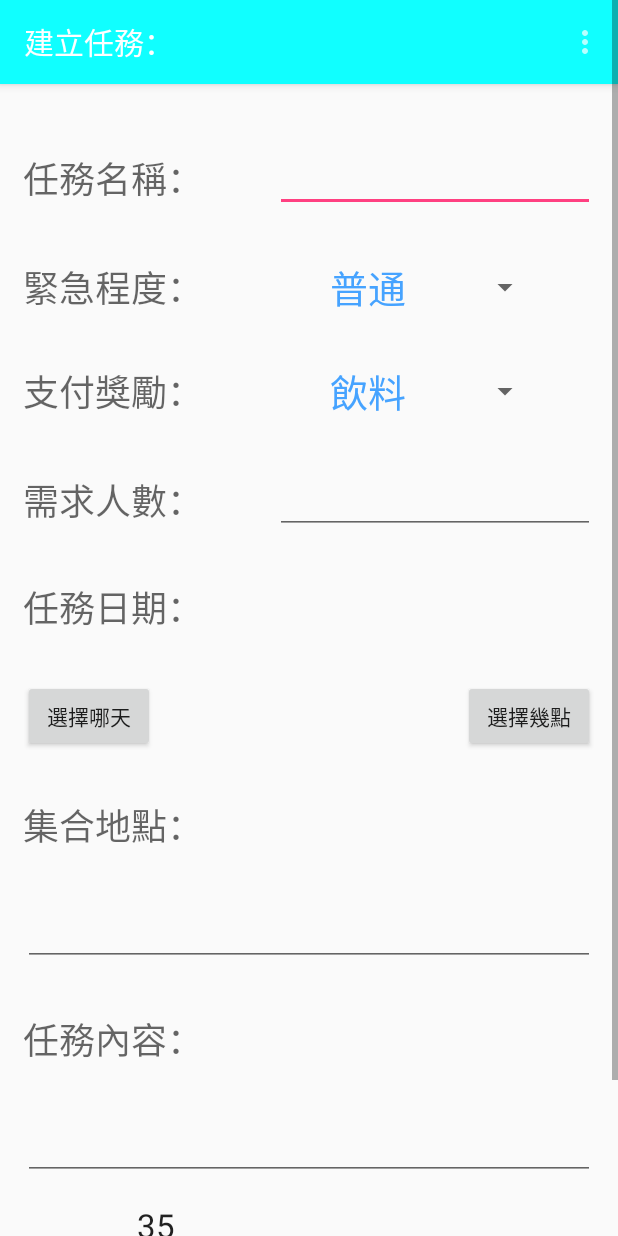
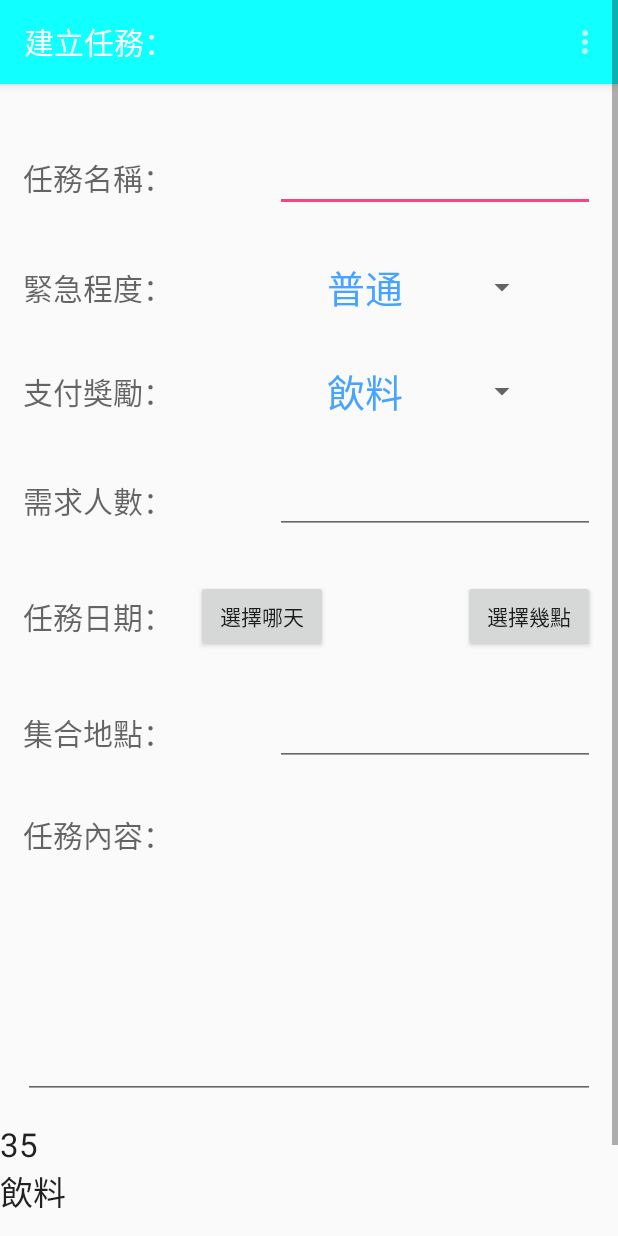
Before and after one commit to BlackTeaToast/ZeroDistance, an Android app: the NewMissionActivity screen opened directly, with no data from a screen before it, on a phone screen of 412 x 824 dp. Run offline under Robolectric (Android 15) with nearby library versions, the phone set to English and light mode, and no system bars.

Commit message:
完成NEW GROUP和NEW MISSION 初版

```diff
--- a/app/src/main/res/layout/activity_new_mission.xml
+++ b/app/src/main/res/layout/activity_new_mission.xml
@@ -26,7 +26,7 @@
             android:textAppearance="?android:attr/textAppearanceMedium"
             android:text="@string/missionname_new_mission"
             android:layout_column="0"
-            android:textSize="24dp"
+            android:textSize="20dp"
             android:layout_alignParentTop="true"
             android:layout_alignParentLeft="true"
             android:layout_alignParentStart="true"
@@ -65,7 +65,7 @@
             android:id="@+id/textViewPress"
             android:layout_row="6"
             android:layout_column="0"
-            android:textSize="24dp"
+            android:textSize="20dp"
             android:layout_below="@+id/editTextMissonName"
             android:layout_alignParentLeft="true"
             android:layout_alignParentStart="true"
@@ -103,7 +103,7 @@
             android:id="@+id/textViewPay"
             android:layout_row="8"
             android:layout_column="0"
-            android:textSize="24dp"
+            android:textSize="20dp"
             android:layout_below="@+id/spinner"
             android:layout_toLeftOf="@+id/spinner"
             android:layout_alignParentLeft="true"
@@ -142,7 +142,7 @@
             android:id="@+id/textViewPeopleNumber"
             android:layout_row="11"
             android:layout_column="0"
-            android:textSize="24dp"
+            android:textSize="20dp"
             android:layout_below="@+id/spinner"
             android:layout_toLeftOf="@+id/spinner"
             android:layout_alignParentLeft="true"
@@ -191,27 +191,30 @@
             android:id="@+id/textViewMissionDate"
             android:layout_row="12"
             android:layout_column="0"
-            android:textSize="24dp"
+            android:textSize="20dp"
             android:layout_below="@+id/spinner"
             android:layout_toLeftOf="@+id/spinner"
             android:layout_alignParentLeft="true"
             android:layout_alignParentStart="true"
             android:layout_gravity="left|center"
-            android:layout_columnSpan="14"
-            android:layout_margin="15dp" />
+            android:layout_columnSpan="7"
+            android:layout_margin="0dp"
+            android:layout_marginLeft="15dp"
+            android:layout_marginTop="15dp"
+            android:layout_marginBottom="15dp" />
 
         <Button
             android:layout_width="wrap_content"
             android:layout_height="wrap_content"
             android:text="日期"
             android:id="@+id/buttonDate"
-            android:layout_column="0"
-            android:layout_row="13"
-            android:layout_columnSpan="7"
+            android:layout_column="7"
+            android:layout_row="12"
+            android:layout_columnSpan="3"
             android:onClick="onClickDate"
             android:layout_margin="0dp"
             android:layout_gravity="left|center"
-            android:layout_marginLeft="15dp"
+            android:layout_marginLeft="0dp"
             android:layout_marginTop="15dp"
             android:layout_marginBottom="15dp" />
 
@@ -220,14 +223,15 @@
             android:layout_height="wrap_content"
             android:text="時間"
             android:id="@+id/buttonTime"
-            android:layout_column="7"
-            android:layout_row="13"
+            android:layout_column="10"
+            android:layout_row="12"
             android:onClick="onClickTime"
             android:layout_gravity="center|right"
-            android:layout_columnSpan="7"
+            android:layout_columnSpan="4"
             android:layout_marginTop="15dp"
             android:layout_marginRight="15dp"
-            android:layout_marginBottom="15dp" />
+            android:layout_marginBottom="15dp"
+            android:layout_marginLeft="0dp" />
 
         <TextView
             android:layout_width="wrap_content"
@@ -237,26 +241,29 @@
             android:id="@+id/textViewWhere"
             android:layout_row="14"
             android:layout_column="0"
-            android:textSize="24dp"
+            android:textSize="20dp"
             android:layout_below="@+id/spinner"
             android:layout_toLeftOf="@+id/spinner"
             android:layout_alignParentLeft="true"
             android:layout_alignParentStart="true"
-            android:layout_columnSpan="14"
+            android:layout_columnSpan="7"
             android:layout_gravity="left|center"
             android:layout_margin="15dp" />
 
         <EditText
-            android:layout_width="match_parent"
+            android:layout_width="wrap_content"
             android:layout_height="wrap_content"
             android:inputType="textMultiLine"
             android:ems="10"
             android:id="@+id/editTextWhere"
-            android:layout_column="0"
-            android:layout_row="15"
-            android:layout_columnSpan="14"
-            android:layout_gravity="center"
-            android:layout_margin="15dp" />
+            android:layout_column="7"
+            android:layout_row="14"
+            android:layout_columnSpan="7"
+            android:layout_gravity="center|right"
+            android:layout_margin="0dp"
+            android:layout_marginTop="15dp"
+            android:layout_marginRight="15dp"
+            android:layout_marginBottom="15dp" />
 
         <TextView
             android:layout_width="wrap_content"
@@ -266,7 +273,7 @@
             android:id="@+id/textViewContent"
             android:layout_row="17"
             android:layout_column="0"
-            android:textSize="24dp"
+            android:textSize="20dp"
             android:layout_below="@+id/spinner"
             android:layout_toLeftOf="@+id/spinner"
             android:layout_alignParentLeft="true"
@@ -284,8 +291,10 @@
             android:layout_column="0"
             android:layout_row="18"
             android:layout_columnSpan="14"
+            android:layout_margin="15dp"
+            android:minLines="5"
             android:layout_gravity="center"
-            android:layout_margin="15dp" />
+            android:lines="5" />
 
         <TextView
             android:layout_width="wrap_content"
@@ -295,7 +304,7 @@
             android:id="@+id/textViewPicture"
             android:layout_row="20"
             android:layout_column="0"
-            android:textSize="24dp"
+            android:textSize="20dp"
             android:layout_below="@+id/spinner"
             android:layout_toLeftOf="@+id/spinner"
             android:layout_alignParentLeft="true"
--- a/app/src/main/res/values/strings.xml
+++ b/app/src/main/res/values/strings.xml
@@ -22,6 +22,8 @@
     <string name="where_new_mission">集合地點：</string>
     <string name="errornoname_new_mission">任務名稱不能留白</string>
     <string name="errornocontent_new_mission">任務內容不能留白</string>
+    <string name="errorwhere_new_mission">未填寫任務地點</string>
+
 
     <string name="groupname_new_group">揪團名稱：</string>
     <string name="actionbar_new_group">建立揪團</string>
```
Also changed, not shown: app/src/main/java/com/yoyoyee/zerodistance/activity/NewGroupActivity.java (+18 -15 lines), app/src/main/java/com/yoyoyee/zerodistance/activity/NewMissionActivity.java (+10 -7 lines), app/src/main/res/layout/activity_new_group.xml (+6 -3 lines).
